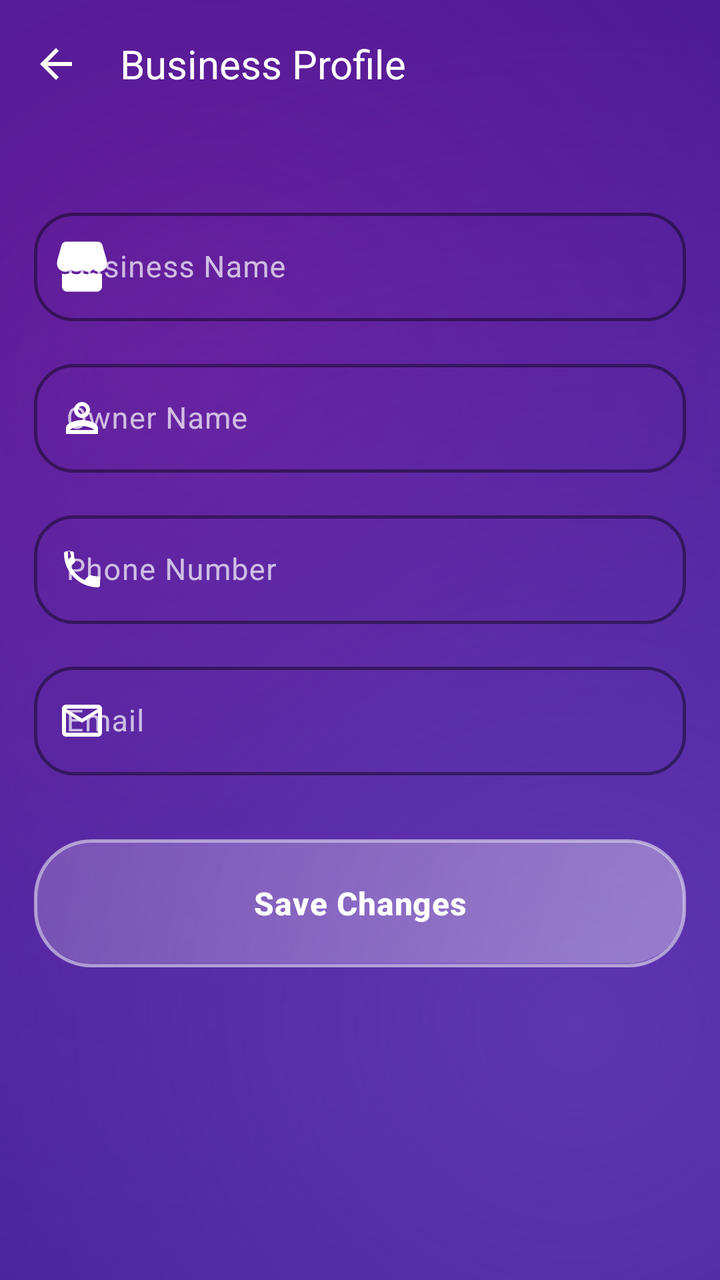
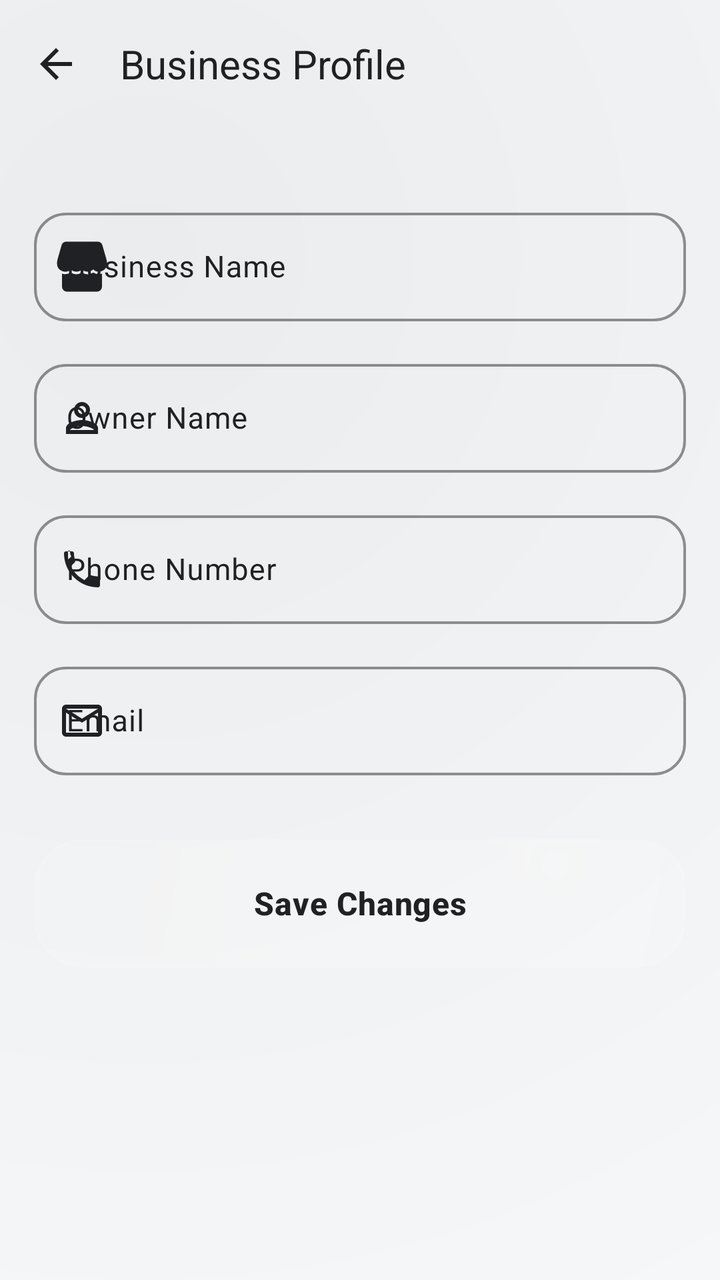

The first picture is an Android layout as it rendered before a commit; the second is the same layout after the commit. The layout source and the unified diff follow.
<!-- AndroidManifest.xml: application theme Theme.KasirAPP -->
<!-- res/layout/activity_edit_restaurant.xml -->
<?xml version="1.0" encoding="utf-8"?>
<androidx.coordinatorlayout.widget.CoordinatorLayout
    xmlns:android="http://schemas.android.com/apk/res/android"
    xmlns:app="http://schemas.android.com/apk/res-auto"
    android:layout_width="match_parent"
    android:layout_height="match_parent"
    android:background="@drawable/bg_liquid_purple_gradient">

    <com.google.android.material.appbar.AppBarLayout
        android:layout_width="match_parent"
        android:layout_height="wrap_content"
        android:background="@android:color/transparent"
        android:fitsSystemWindows="true"
        app:elevation="0dp">

        <com.google.android.material.appbar.MaterialToolbar
            android:id="@+id/toolbar"
            android:layout_width="match_parent"
            android:layout_height="?attr/actionBarSize"
            app:navigationIcon="@drawable/ic_arrow_back"
            app:navigationIconTint="@color/white"
            app:title="Business Profile"
            app:titleTextColor="@color/white"
            android:background="@android:color/transparent" />

    </com.google.android.material.appbar.AppBarLayout>

    <androidx.core.widget.NestedScrollView
        android:id="@+id/scrollView"
        android:layout_width="match_parent"
        android:layout_height="match_parent"
        android:clipToPadding="false"
        android:fillViewport="true"
        app:layout_behavior="@string/appbar_scrolling_view_behavior">

        <LinearLayout
            android:layout_width="match_parent"
            android:layout_height="wrap_content"
            android:orientation="vertical"
            android:paddingHorizontal="12dp"
            android:paddingTop="32dp">

            <com.google.android.material.card.MaterialCardView
                style="@style/Widget.App.Card"
                android:id="@+id/cardForm"
                android:layout_width="match_parent"
                android:layout_height="wrap_content"
                app:cardCornerRadius="28dp"
                app:cardElevation="0dp">

                <LinearLayout
                    android:layout_width="match_parent"
                    android:layout_height="wrap_content"
                    android:orientation="vertical"
                    android:padding="5dp">

                    <com.google.android.material.textfield.TextInputLayout
                        style="@style/Widget.App.TextInputLayout"
                        android:layout_width="match_parent"
                        android:layout_height="wrap_content"
                        app:startIconDrawable="@drawable/ic_store"
                        app:startIconTint="@color/white"
                        app:hintTextColor="@color/white"
                        app:boxStrokeColor="@color/white"
                        android:hint="Business Name">
                        <com.google.android.material.textfield.TextInputEditText
                            android:id="@+id/edtNamaRestoran"
                            android:layout_width="match_parent"
                            android:layout_height="wrap_content"
                            android:textColor="@color/white"
                            android:inputType="textCapWords"/>
                    </com.google.android.material.textfield.TextInputLayout>

                    <com.google.android.material.textfield.TextInputLayout
                        style="@style/Widget.App.TextInputLayout"
                        android:layout_width="match_parent"
                        android:layout_height="wrap_content"
                        android:layout_marginTop="16dp"
                        app:startIconDrawable="@drawable/ic_person"
                        app:startIconTint="@color/white"
                        app:hintTextColor="@color/white"
                        app:boxStrokeColor="@color/white"
                        android:hint="Owner Name">
                        <com.google.android.material.textfield.TextInputEditText
                            android:id="@+id/edtPemilik"
                            android:layout_width="match_parent"
                            android:layout_height="wrap_content"
                            android:textColor="@color/white"
                            android:inputType="textPersonName"/>
                    </com.google.android.material.textfield.TextInputLayout>

                    <com.google.android.material.textfield.TextInputLayout
                        style="@style/Widget.App.TextInputLayout"
                        android:layout_width="match_parent"
                        android:layout_height="wrap_content"
                        android:layout_marginTop="16dp"
                        app:startIconDrawable="@drawable/ic_phone"
                        app:startIconTint="@color/white"
                        app:hintTextColor="@color/white"
                        app:boxStrokeColor="@color/white"
                        android:hint="Phone Number">
                        <com.google.android.material.textfield.TextInputEditText
                            android:id="@+id/edtTelepon"
                            android:layout_width="match_parent"
                            android:layout_height="wrap_content"
                            android:textColor="@color/white"
                            android:inputType="phone"/>
                    </com.google.android.material.textfield.TextInputLayout>

                    <com.google.android.material.textfield.TextInputLayout
                        style="@style/Widget.App.TextInputLayout"
                        android:layout_width="match_parent"
                        android:layout_height="wrap_content"
                        android:layout_marginTop="16dp"
                        app:startIconDrawable="@drawable/ic_email"
                        app:startIconTint="@color/white"
                        app:hintTextColor="@color/white"
                        app:boxStrokeColor="@color/white"
                        android:hint="Email">
                        <com.google.android.material.textfield.TextInputEditText
                            android:id="@+id/edtEmail"
                            android:layout_width="match_parent"
                            android:layout_height="wrap_content"
                            android:textColor="@color/white"
                            android:inputType="textEmailAddress"/>
                    </com.google.android.material.textfield.TextInputLayout>

                    <com.google.android.material.button.MaterialButton
                        android:id="@+id/btnSimpan"
                        style="@style/Widget.App.Button"
                        android:layout_width="match_parent"
                        android:layout_height="64dp"
                        android:layout_marginTop="32dp"
                        android:text="Save Changes"
                        android:textAllCaps="false"
                        android:textColor="@color/white"
                        android:textSize="16sp"
                        android:textStyle="bold"
                        app:cornerRadius="20dp" />

                </LinearLayout>

            </com.google.android.material.card.MaterialCardView>

        </LinearLayout>
    </androidx.core.widget.NestedScrollView>

</androidx.coordinatorlayout.widget.CoordinatorLayout>
<!-- resources referenced by this layout -->
<resources>
  <color name="white">#FFFFFF</color>
  <!-- drawable bg_liquid_purple_gradient (drawable) -->
  <?xml version="1.0" encoding="utf-8"?>
  <layer-list xmlns:android="http://schemas.android.com/apk/res/android">
      
      <item>
          <shape android:shape="rectangle">
              <solid android:color="#311B92" />
          </shape>
      </item>
  
      
      <item>
          <shape android:shape="rectangle">
              <gradient
                  android:angle="135"
                  android:centerX="30%"
                  android:centerY="30%"
                  android:endColor="@android:color/transparent"
                  android:gradientRadius="600dp"
                  android:startColor="#6A1B9A"
                  android:type="radial" />
          </shape>
      </item>
  
      
      <item>
          <shape android:shape="rectangle">
              <gradient
                  android:angle="315"
                  android:centerX="80%"
                  android:centerY="80%"
                  android:endColor="@android:color/transparent"
                  android:gradientRadius="500dp"
                  android:startColor="#5E35B1"
                  android:type="radial" />
          </shape>
      </item>
  </layer-list>
  <style name="Widget.App.Button" parent="Widget.Material3.Button.TonalButton">
          <item name="cornerRadius">20dp</item>
          <item name="android:background">@drawable/bg_liquid_glass</item>
          <item name="android:insetTop">0dp</item>
          <item name="android:insetBottom">0dp</item>
          <item name="android:textColor">@color/white</item>
      </style>
  <style name="Widget.App.Card" parent="Widget.Material3.CardView.Filled">
          <item name="cardCornerRadius">28dp</item>
          <item name="cardElevation">0dp</item>
          <item name="strokeWidth">0dp</item>
          <item name="android:background">@drawable/bg_liquid_glass</item>
          <item name="cardBackgroundColor">@android:color/transparent</item>
      </style>
  <style name="Widget.App.TextInputLayout" parent="Widget.Material3.TextInputLayout.OutlinedBox">
          <item name="boxCornerRadiusTopStart">20dp</item>
          <item name="boxCornerRadiusTopEnd">20dp</item>
          <item name="boxCornerRadiusBottomStart">20dp</item>
          <item name="boxCornerRadiusBottomEnd">20dp</item>
          <item name="boxStrokeColor">#80FFFFFF</item>
          <item name="boxStrokeWidth">1.5dp</item>
          <item name="boxStrokeWidthFocused">2.5dp</item>
          <item name="android:textColorHint">#B3FFFFFF</item>
      </style>
  <!-- drawable bg_liquid_glass (drawable) -->
  <?xml version="1.0" encoding="utf-8"?>
  <layer-list xmlns:android="http://schemas.android.com/apk/res/android">
      
      <item>
          <shape android:shape="rectangle">
              <solid android:color="#1A000000" />
              <corners android:radius="28dp" />
          </shape>
      </item>
  
      
      <item android:bottom="2dp" android:left="1dp" android:right="1dp" android:top="1dp">
          <shape android:shape="rectangle">
              <gradient
                  android:angle="135"
                  android:endColor="#1AFFFFFF"
                  android:startColor="#4DFFFFFF"
                  android:type="linear" />
              <corners android:radius="28dp" />
          </shape>
      </item>
  
      
      <item>
          <shape android:shape="rectangle">
              <solid android:color="@android:color/transparent" />
              <corners android:radius="28dp" />
              <stroke
                  android:width="1.5dp"
                  android:color="#80FFFFFF" />
          </shape>
      </item>
  </layer-list>
  <style name="Base.Theme.KasirAPP" parent="Theme.Material3.Light.NoActionBar">
          
          <item name="colorPrimary">@color/primary</item>
          <item name="colorOnPrimary">@color/on_primary</item>
          <item name="colorPrimaryContainer">@color/primary_container</item>
          <item name="colorOnPrimaryContainer">@color/on_primary_container</item>
  
          <item name="colorSecondary">@color/secondary</item>
          <item name="colorOnSecondary">@color/on_secondary</item>
          <item name="colorSecondaryContainer">@color/secondary_container</item>
          <item name="colorOnSecondaryContainer">@color/on_secondary_container</item>
  
          <item name="android:windowBackground">@color/background</item>
          <item name="colorSurface">@color/surface</item>
          <item name="colorOnSurface">@color/on_surface</item>
          <item name="colorSurfaceVariant">@color/surface_variant</item>
          <item name="colorOnSurfaceVariant">@color/on_surface_variant</item>
          <item name="colorOutline">@color/outline</item>
  
          
          <item name="android:statusBarColor">@android:color/transparent</item>
          <item name="android:windowLightStatusBar">false</item>
          <item name="android:navigationBarColor">@android:color/transparent</item>
          <item name="android:windowLightNavigationBar" tools:targetApi="27">false</item>
  
          
          <item name="materialCardViewStyle">@style/Widget.App.Card</item>
          <item name="materialButtonStyle">@style/Widget.App.Button</item>
          <item name="textInputStyle">@style/Widget.App.TextInputLayout</item>
  
          
          <item name="textAppearanceHeadlineLarge">@style/TextAppearance.Premium.HeadlineLarge</item>
          <item name="textAppearanceTitleLarge">@style/TextAppearance.Premium.TitleLarge</item>
          <item name="textAppearanceBodyLarge">@style/TextAppearance.Premium.BodyLarge</item>
          <item name="textAppearanceLabelLarge">@style/TextAppearance.Premium.LabelLarge</item>
      </style>
  <color name="primary">#5E35B1</color>
  <color name="primary_container">#F3E5F5</color>
  <color name="on_primary_container">#4A148C</color>
  <color name="secondary">#7B1FA2</color>
  <color name="background">#F5F6FA</color>
  <color name="on_surface_variant">#625B71</color>
  <color name="outline">#7B6F96</color>
  <style name="TextAppearance.Premium.HeadlineLarge" parent="TextAppearance.Material3.HeadlineLarge">
          <item name="android:textSize">28sp</item>
          <item name="android:fontFamily">sans-serif-medium</item>
          <item name="android:letterSpacing">-0.02</item>
          <item name="android:textColor">@color/white</item>
      </style>
  <style name="TextAppearance.Premium.TitleLarge" parent="TextAppearance.Material3.TitleLarge">
          <item name="android:textSize">20sp</item>
          <item name="android:fontFamily">sans-serif-medium</item>
          <item name="android:textColor">@color/white</item>
      </style>
  <style name="TextAppearance.Premium.BodyLarge" parent="TextAppearance.Material3.BodyLarge">
          <item name="android:textSize">15sp</item>
          <item name="android:fontFamily">sans-serif</item>
          <item name="android:lineSpacingExtra">3dp</item>
          <item name="android:textColor">#E1BEE7</item>
      </style>
  <style name="TextAppearance.Premium.LabelLarge" parent="TextAppearance.Material3.LabelLarge">
          <item name="android:textSize">14sp</item>
          <item name="android:fontFamily">sans-serif-medium</item>
          <item name="android:letterSpacing">0.02</item>
          <item name="android:textColor">#B39DDB</item>
      </style>
  <!-- unchanged entries left out for length: 13 -->
</resources>

<!-- the commit's change to res/layout/activity_edit_restaurant.xml (unified diff, before → after) -->
@@ -18,9 +18,9 @@
             android:layout_width="match_parent"
             android:layout_height="?attr/actionBarSize"
             app:navigationIcon="@drawable/ic_arrow_back"
-            app:navigationIconTint="@color/white"
+            app:navigationIconTint="?attr/colorOnSurface"
             app:title="Business Profile"
-            app:titleTextColor="@color/white"
+            app:titleTextColor="?attr/colorOnSurface"
             android:background="@android:color/transparent" />
 
     </com.google.android.material.appbar.AppBarLayout>
@@ -59,15 +59,15 @@
                         android:layout_width="match_parent"
                         android:layout_height="wrap_content"
                         app:startIconDrawable="@drawable/ic_store"
-                        app:startIconTint="@color/white"
-                        app:hintTextColor="@color/white"
-                        app:boxStrokeColor="@color/white"
+                        app:startIconTint="?attr/colorOnSurfaceVariant"
+                        app:hintTextColor="?attr/colorOnSurfaceVariant"
+                        app:boxStrokeColor="?attr/colorOutline"
                         android:hint="Business Name">
                         <com.google.android.material.textfield.TextInputEditText
                             android:id="@+id/edtNamaRestoran"
                             android:layout_width="match_parent"
                             android:layout_height="wrap_content"
-                            android:textColor="@color/white"
+                            android:textColor="?attr/colorOnSurface"
                             android:inputType="textCapWords"/>
                     </com.google.android.material.textfield.TextInputLayout>
 
@@ -77,15 +77,15 @@
                         android:layout_height="wrap_content"
                         android:layout_marginTop="16dp"
                         app:startIconDrawable="@drawable/ic_person"
-                        app:startIconTint="@color/white"
-                        app:hintTextColor="@color/white"
-                        app:boxStrokeColor="@color/white"
+                        app:startIconTint="?attr/colorOnSurfaceVariant"
+                        app:hintTextColor="?attr/colorOnSurfaceVariant"
+                        app:boxStrokeColor="?attr/colorOutline"
                         android:hint="Owner Name">
                         <com.google.android.material.textfield.TextInputEditText
                             android:id="@+id/edtPemilik"
                             android:layout_width="match_parent"
                             android:layout_height="wrap_content"
-                            android:textColor="@color/white"
+                            android:textColor="?attr/colorOnSurface"
                             android:inputType="textPersonName"/>
                     </com.google.android.material.textfield.TextInputLayout>
 
@@ -95,15 +95,15 @@
                         android:layout_height="wrap_content"
                         android:layout_marginTop="16dp"
                         app:startIconDrawable="@drawable/ic_phone"
-                        app:startIconTint="@color/white"
-                        app:hintTextColor="@color/white"
-                        app:boxStrokeColor="@color/white"
+                        app:startIconTint="?attr/colorOnSurfaceVariant"
+                        app:hintTextColor="?attr/colorOnSurfaceVariant"
+                        app:boxStrokeColor="?attr/colorOutline"
                         android:hint="Phone Number">
                         <com.google.android.material.textfield.TextInputEditText
                             android:id="@+id/edtTelepon"
                             android:layout_width="match_parent"
                             android:layout_height="wrap_content"
-                            android:textColor="@color/white"
+                            android:textColor="?attr/colorOnSurface"
                             android:inputType="phone"/>
                     </com.google.android.material.textfield.TextInputLayout>
 
@@ -113,15 +113,15 @@
                         android:layout_height="wrap_content"
                         android:layout_marginTop="16dp"
                         app:startIconDrawable="@drawable/ic_email"
-                        app:startIconTint="@color/white"
-                        app:hintTextColor="@color/white"
-                        app:boxStrokeColor="@color/white"
+                        app:startIconTint="?attr/colorOnSurfaceVariant"
+                        app:hintTextColor="?attr/colorOnSurfaceVariant"
+                        app:boxStrokeColor="?attr/colorOutline"
                         android:hint="Email">
                         <com.google.android.material.textfield.TextInputEditText
                             android:id="@+id/edtEmail"
                             android:layout_width="match_parent"
                             android:layout_height="wrap_content"
-                            android:textColor="@color/white"
+                            android:textColor="?attr/colorOnSurface"
                             android:inputType="textEmailAddress"/>
                     </com.google.android.material.textfield.TextInputLayout>
 
@@ -133,7 +133,7 @@
                         android:layout_marginTop="32dp"
                         android:text="Save Changes"
                         android:textAllCaps="false"
-                        android:textColor="@color/white"
+                        android:textColor="?attr/colorOnSurface"
                         android:textSize="16sp"
                         android:textStyle="bold"
                         app:cornerRadius="20dp" />
<!-- resource entries referenced after the edit -->
@@ -1,13 +1,12 @@
 <!-- resources referenced by this layout -->
 <resources>
-  <color name="white">#FFFFFF</color>
   <!-- drawable bg_liquid_purple_gradient (drawable) -->
   <?xml version="1.0" encoding="utf-8"?>
   <layer-list xmlns:android="http://schemas.android.com/apk/res/android">
       
       <item>
           <shape android:shape="rectangle">
-              <solid android:color="#311B92" />
+              <solid android:color="?android:attr/windowBackground" />
           </shape>
       </item>
   
@@ -16,11 +15,11 @@
           <shape android:shape="rectangle">
               <gradient
                   android:angle="135"
-                  android:centerX="30%"
-                  android:centerY="30%"
+                  android:centerX="20%"
+                  android:centerY="20%"
                   android:endColor="@android:color/transparent"
-                  android:gradientRadius="600dp"
-                  android:startColor="#6A1B9A"
+                  android:gradientRadius="700dp"
+                  android:startColor="#0D000000"
                   android:type="radial" />
           </shape>
       </item>
@@ -33,35 +32,35 @@
                   android:centerX="80%"
                   android:centerY="80%"
                   android:endColor="@android:color/transparent"
-                  android:gradientRadius="500dp"
-                  android:startColor="#5E35B1"
+                  android:gradientRadius="600dp"
+                  android:startColor="#05FFFFFF"
                   android:type="radial" />
           </shape>
       </item>
   </layer-list>
   <style name="Widget.App.Button" parent="Widget.Material3.Button.TonalButton">
-          <item name="cornerRadius">20dp</item>
+          <item name="cornerRadius">16dp</item>
           <item name="android:background">@drawable/bg_liquid_glass</item>
           <item name="android:insetTop">0dp</item>
           <item name="android:insetBottom">0dp</item>
-          <item name="android:textColor">@color/white</item>
+          <item name="android:textColor">?attr/colorOnSurface</item>
       </style>
   <style name="Widget.App.Card" parent="Widget.Material3.CardView.Filled">
-          <item name="cardCornerRadius">28dp</item>
+          <item name="cardCornerRadius">24dp</item>
           <item name="cardElevation">0dp</item>
           <item name="strokeWidth">0dp</item>
           <item name="android:background">@drawable/bg_liquid_glass</item>
           <item name="cardBackgroundColor">@android:color/transparent</item>
       </style>
   <style name="Widget.App.TextInputLayout" parent="Widget.Material3.TextInputLayout.OutlinedBox">
-          <item name="boxCornerRadiusTopStart">20dp</item>
-          <item name="boxCornerRadiusTopEnd">20dp</item>
-          <item name="boxCornerRadiusBottomStart">20dp</item>
-          <item name="boxCornerRadiusBottomEnd">20dp</item>
-          <item name="boxStrokeColor">#80FFFFFF</item>
-          <item name="boxStrokeWidth">1.5dp</item>
-          <item name="boxStrokeWidthFocused">2.5dp</item>
-          <item name="android:textColorHint">#B3FFFFFF</item>
+          <item name="boxCornerRadiusTopStart">16dp</item>
+          <item name="boxCornerRadiusTopEnd">16dp</item>
+          <item name="boxCornerRadiusBottomStart">16dp</item>
+          <item name="boxCornerRadiusBottomEnd">16dp</item>
+          <item name="boxStrokeColor">?attr/colorOutline</item>
+          <item name="boxStrokeWidth">1.2dp</item>
+          <item name="boxStrokeWidthFocused">2dp</item>
+          <item name="android:textColorHint">?attr/colorOnSurfaceVariant</item>
       </style>
   <!-- drawable bg_liquid_glass (drawable) -->
   <?xml version="1.0" encoding="utf-8"?>
@@ -69,20 +68,48 @@
       
       <item>
           <shape android:shape="rectangle">
-              <solid android:color="#1A000000" />
-              <corners android:radius="28dp" />
+              <solid android:color="#0D000000" />
+              <corners android:radius="24dp" />
           </shape>
       </item>
   
       
-      <item android:bottom="2dp" android:left="1dp" android:right="1dp" android:top="1dp">
+      <item android:bottom="1dp" android:left="1dp" android:right="1dp" android:top="1dp">
           <shape android:shape="rectangle">
               <gradient
                   android:angle="135"
-                  android:endColor="#1AFFFFFF"
-                  android:startColor="#4DFFFFFF"
+                  android:startColor="#26FFFFFF"
+                  android:endColor="#0DFFFFFF"
                   android:type="linear" />
-              <corners android:radius="28dp" />
+              <corners android:radius="24dp" />
+          </shape>
+      </item>
+  
+      
+      <item>
+          <shape android:shape="rectangle">
+              <gradient
+                  android:centerX="80%"
+                  android:centerY="20%"
+                  android:gradientRadius="120dp"
+                  android:startColor="#1AFFFFFF"
+                  android:endColor="@android:color/transparent"
+                  android:type="radial" />
+              <corners android:radius="24dp" />
+          </shape>
+      </item>
+  
+      
+      <item>
+          <shape android:shape="rectangle">
+              <gradient
+                  android:centerX="20%"
+                  android:centerY="80%"
+                  android:gradientRadius="150dp"
+                  android:startColor="#0D000000"
+                  android:endColor="@android:color/transparent"
+                  android:type="radial" />
+              <corners android:radius="24dp" />
           </shape>
       </item>
   
@@ -90,10 +117,10 @@
       <item>
           <shape android:shape="rectangle">
               <solid android:color="@android:color/transparent" />
-              <corners android:radius="28dp" />
+              <corners android:radius="24dp" />
               <stroke
-                  android:width="1.5dp"
-                  android:color="#80FFFFFF" />
+                  android:width="1.2dp"
+                  android:color="#26FFFFFF" />
           </shape>
       </item>
   </layer-list>
@@ -118,9 +145,9 @@
   
           
           <item name="android:statusBarColor">@android:color/transparent</item>
-          <item name="android:windowLightStatusBar">false</item>
+          <item name="android:windowLightStatusBar">true</item>
           <item name="android:navigationBarColor">@android:color/transparent</item>
-          <item name="android:windowLightNavigationBar" tools:targetApi="27">false</item>
+          <item name="android:windowLightNavigationBar" tools:targetApi="27">true</item>
   
           
           <item name="materialCardViewStyle">@style/Widget.App.Card</item>
@@ -133,35 +160,35 @@
           <item name="textAppearanceBodyLarge">@style/TextAppearance.Premium.BodyLarge</item>
           <item name="textAppearanceLabelLarge">@style/TextAppearance.Premium.LabelLarge</item>
       </style>
-  <color name="primary">#5E35B1</color>
-  <color name="primary_container">#F3E5F5</color>
-  <color name="on_primary_container">#4A148C</color>
-  <color name="secondary">#7B1FA2</color>
-  <color name="background">#F5F6FA</color>
-  <color name="on_surface_variant">#625B71</color>
-  <color name="outline">#7B6F96</color>
+  <color name="primary">#202124</color>
+  <color name="primary_container">#F5F6FA</color>
+  <color name="on_primary_container">#202124</color>
+  <color name="secondary">#625B71</color>
+  <color name="background">#F8F9FA</color>
+  <color name="on_surface_variant">#202124</color>
+  <color name="outline">#CCCCCC</color>
   <style name="TextAppearance.Premium.HeadlineLarge" parent="TextAppearance.Material3.HeadlineLarge">
           <item name="android:textSize">28sp</item>
           <item name="android:fontFamily">sans-serif-medium</item>
           <item name="android:letterSpacing">-0.02</item>
-          <item name="android:textColor">@color/white</item>
+          <item name="android:textColor">?attr/colorOnSurface</item>
       </style>
   <style name="TextAppearance.Premium.TitleLarge" parent="TextAppearance.Material3.TitleLarge">
           <item name="android:textSize">20sp</item>
           <item name="android:fontFamily">sans-serif-medium</item>
-          <item name="android:textColor">@color/white</item>
+          <item name="android:textColor">?attr/colorOnSurface</item>
       </style>
   <style name="TextAppearance.Premium.BodyLarge" parent="TextAppearance.Material3.BodyLarge">
           <item name="android:textSize">15sp</item>
           <item name="android:fontFamily">sans-serif</item>
           <item name="android:lineSpacingExtra">3dp</item>
-          <item name="android:textColor">#E1BEE7</item>
+          <item name="android:textColor">?attr/colorOnSurfaceVariant</item>
       </style>
   <style name="TextAppearance.Premium.LabelLarge" parent="TextAppearance.Material3.LabelLarge">
           <item name="android:textSize">14sp</item>
           <item name="android:fontFamily">sans-serif-medium</item>
           <item name="android:letterSpacing">0.02</item>
-          <item name="android:textColor">#B39DDB</item>
+          <item name="android:textColor">?attr/colorSecondary</item>
       </style>
   <!-- unchanged entries left out for length: 13 -->
 </resources>
